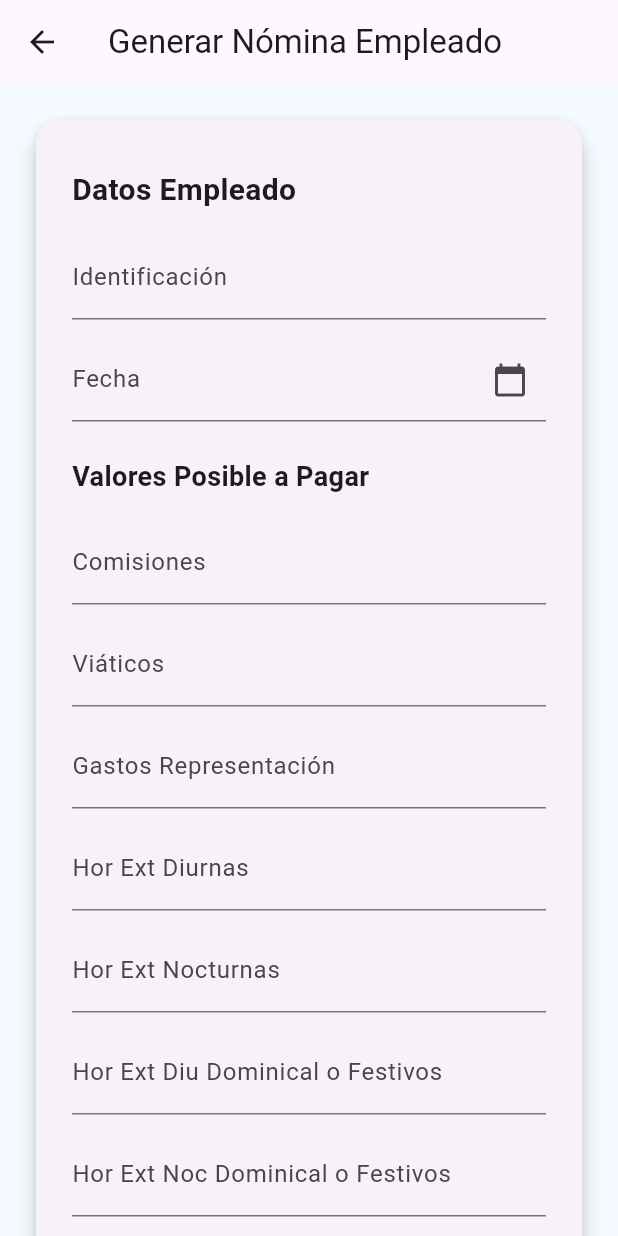
After one commit to EstefaniaM08/Proyecto-Nomina-Frontend, a Flutter app: the GeneracionNominaEmpleadoScreen screen opened by its route, on a phone screen of 412 x 824 dp. The commit adds this screen. Run offline on Flutter 3.47's test engine with Material 3 defaults, Android fonts, the phone set to English and light mode, and no system bars.

Commit message:
Construccion de pantalla generacion nomina

```diff
--- /dev/null
+++ b/lib/views/generacion_nomina_empleado.dart
@@ -0,0 +1,322 @@
+import 'package:flutter/material.dart';
+import 'package:provider/provider.dart';
+import '../viewmodels/generacion_nomina_viewmodel.dart';
+
+class GeneracionNominaEmpleadoScreen extends StatefulWidget {
+  const GeneracionNominaEmpleadoScreen({super.key});
+
+  @override
+  State<GeneracionNominaEmpleadoScreen> createState() =>
+      _GeneracionNominaEmpleadoScreenState();
+}
+
+class _GeneracionNominaEmpleadoScreenState
+    extends State<GeneracionNominaEmpleadoScreen> {
+  final TextEditingController identificacionController =
+      TextEditingController();
+  final TextEditingController fechaController = TextEditingController();
+  final TextEditingController comisionesController = TextEditingController();
+  final TextEditingController viaticosController = TextEditingController();
+  final TextEditingController representacionController =
+      TextEditingController();
+  final TextEditingController extDiurnasController = TextEditingController();
+  final TextEditingController extNocturnasController = TextEditingController();
+  final TextEditingController extDomDiurController = TextEditingController();
+  final TextEditingController extDomNocController = TextEditingController();
+
+  Map<String, dynamic>? resultadoNomina;
+  final _formKey = GlobalKey<FormState>();
+
+  @override
+  Widget build(BuildContext context) {
+    final vm = Provider.of<GeneracionNominaViewModel>(context);
+
+    return Scaffold(
+      appBar: AppBar(title: const Text("Generar Nómina Empleado")),
+      backgroundColor: const Color(0xEDF3FAFF),
+      body: SingleChildScrollView(
+        padding: const EdgeInsets.all(20),
+        child: Center(
+          child: Card(
+            shape: RoundedRectangleBorder(
+              borderRadius: BorderRadius.circular(16),
+            ),
+            elevation: 6,
+            child: Padding(
+              padding: const EdgeInsets.symmetric(horizontal: 24, vertical: 32),
+              child: Form(
+                key: _formKey,
+                child: Column(
+                  crossAxisAlignment: CrossAxisAlignment.start,
+                  children: [
+                    const Text(
+                      "Datos Empleado",
+                      style: TextStyle(
+                        fontSize: 20,
+                        fontWeight: FontWeight.bold,
+                      ),
+                    ),
+                    const SizedBox(height: 16),
+                    _buildTextField(
+                      identificacionController,
+                      'Identificación',
+                      TextInputType.number,
+                    ),
+                    TextFormField(
+                      controller: fechaController,
+                      readOnly: true,
+                      decoration: const InputDecoration(
+                        labelText: 'Fecha',
+                        suffixIcon: Icon(Icons.calendar_today),
+                      ),
+                      onTap: () async {
+                        final picked = await showDatePicker(
+                          context: context,
+                          initialDate: DateTime.now(),
+                          firstDate: DateTime(2000),
+                          lastDate: DateTime(2100),
+                        );
+                        if (picked != null) {
+                          fechaController.text =
+                              '${picked.year}-${picked.month.toString().padLeft(2, '0')}-${picked.day.toString().padLeft(2, '0')}';
+                        }
+                      },
+                      validator:
+                          (value) =>
+                              value!.isEmpty ? 'Campo obligatorio' : null,
+                    ),
+
+                    const SizedBox(height: 24),
+                    const Text(
+                      "Valores Posible a Pagar",
+                      style: TextStyle(
+                        fontSize: 18,
+                        fontWeight: FontWeight.bold,
+                      ),
+                    ),
+                    const SizedBox(height: 16),
+                    _buildTextField(
+                      comisionesController,
+                      'Comisiones',
+                      TextInputType.number,
+                    ),
+                    _buildTextField(
+                      viaticosController,
+                      'Viáticos',
+                      TextInputType.number,
+                    ),
+                    _buildTextField(
+                      representacionController,
+                      'Gastos Representación',
+                      TextInputType.number,
+                    ),
+                    _buildTextField(
+                      extDiurnasController,
+                      'Hor Ext Diurnas',
+                      TextInputType.number,
+                    ),
+                    _buildTextField(
+                      extNocturnasController,
+                      'Hor Ext Nocturnas',
+                      TextInputType.number,
+                    ),
+                    _buildTextField(
+                      extDomDiurController,
+                      'Hor Ext Diu Dominical o Festivos',
+                      TextInputType.number,
+                    ),
+                    _buildTextField(
+                      extDomNocController,
+                      'Hor Ext Noc Dominical o Festivos',
+                      TextInputType.number,
+                    ),
+
+                    const SizedBox(height: 30),
+                    Row(
+                      mainAxisAlignment: MainAxisAlignment.center,
+                      children: [
+                        ElevatedButton.icon(
+                          onPressed: () async {
+                            if (_formKey.currentState!.validate()) {
+                              final datos = {
+                                "identificacion":
+                                    identificacionController.text.trim(),
+                                "fechaPago": fechaController.text.trim(),
+                                "comisiones":
+                                    int.tryParse(comisionesController.text) ??
+                                    0,
+                                "viaticos":
+                                    int.tryParse(viaticosController.text) ?? 0,
+                                "gastosRepresentacion":
+                                    int.tryParse(
+                                      representacionController.text,
+                                    ) ??
+                                    0,
+                                "horExtraDiu":
+                                    int.tryParse(extDiurnasController.text) ??
+                                    0,
+                                "horExtraNoc":
+                                    int.tryParse(extNocturnasController.text) ??
+                                    0,
+                                "horExtraDiuDomFes":
+                                    int.tryParse(extDomDiurController.text) ??
+                                    0,
+                                "horExtraNocDomFes":
+                                    int.tryParse(extDomNocController.text) ?? 0,
+                              };
+                              final response = await vm.generarNomina(
+                                identificacion: identificacionController.text,
+                                fechaPago: fechaController.text,
+                                comisiones: comisionesController.text,
+                                viaticos: viaticosController.text,
+                                representacion: representacionController.text,
+                                extDiu: extDiurnasController.text,
+                                extNoc: extNocturnasController.text,
+                                extDomDiu: extDomDiurController.text,
+                                extDomNoc: extDomNocController.text,
+                              );
+                              setState(() => resultadoNomina = response);
+                            }
+                          },
+                          icon: const Icon(Icons.check),
+                          label: const Text('Generar'),
+                          style: ElevatedButton.styleFrom(
+                            backgroundColor: Colors.blue,
+                            foregroundColor: Colors.white,
+                            padding: const EdgeInsets.symmetric(
+                              horizontal: 24,
+                              vertical: 12,
+                            ),
+                          ),
+                        ),
+                        const SizedBox(width: 16),
+                        ElevatedButton.icon(
+                          onPressed: () => Navigator.pop(context),
+                          icon: const Icon(Icons.cancel),
+                          label: const Text('Cancelar'),
+                          style: ElevatedButton.styleFrom(
+                            backgroundColor: Colors.red,
+                            foregroundColor: Colors.white,
+                            padding: const EdgeInsets.symmetric(
+                              horizontal: 24,
+                              vertical: 12,
+                            ),
+                          ),
+                        ),
+                      ],
+                    ),
+                    const SizedBox(height: 24),
+                    if (resultadoNomina != null)
+                      _buildResultados(resultadoNomina!),
+                  ],
+                ),
+              ),
+            ),
+          ),
+        ),
+      ),
+    );
+  }
+
+  Widget _buildTextField(
+    TextEditingController controller,
+    String label,
+    TextInputType type,
+  ) {
+    return Padding(
+      padding: const EdgeInsets.only(bottom: 12.0),
+      child: TextFormField(
+        controller: controller,
+        keyboardType: type,
+        decoration: InputDecoration(labelText: label),
+        validator:
+            (value) =>
+                value == null || value.isEmpty ? 'Campo obligatorio' : null,
+      ),
+    );
+  }
+
+  Widget _buildResultados(Map<String, dynamic> data) {
+    return Column(
+      crossAxisAlignment: CrossAxisAlignment.stretch,
+      children: [
+        const SizedBox(height: 24),
+        _buildResultadoCard(
+          title: 'Devengados',
+          items: {
+            'Salario': data['salario'],
+            'Subsidio de Transporte': data['subsidioTransporte'],
+            'Prima': data['prima'],
+            'Cesantías': data['cesantias'],
+            'Vacaciones': data['vacaciones'],
+            'Valor Horas Extras': data['totValHorExtra'],
+          },
+        ),
+        _buildResultadoCard(
+          title: 'Descuentos',
+          items: {
+            'Salud': data['salud'],
+            'Pensión': data['pension'],
+            'Retención Fuente': data['retencionFuente'],
+            'Fondo Solidario': data['fondoSolid'],
+          },
+        ),
+        _buildResultadoCard(
+          title: 'Totales',
+          items: {
+            'Total Devengados': data['totDevengados'],
+            'Total Descuentos': data['totDescuetos'],
+            'Pago Final': data['pagoFinal'],
+          },
+        ),
+      ],
+    );
+  }
+
+  Widget _buildResultadoCard({
+    required String title,
+    required Map<String, dynamic> items,
+  }) {
+    return Card(
+      margin: const EdgeInsets.symmetric(vertical: 12),
+      shape: RoundedRectangleBorder(borderRadius: BorderRadius.circular(12)),
+      elevation: 4,
+      child: Padding(
+        padding: const EdgeInsets.symmetric(horizontal: 16, vertical: 16),
+        child: Column(
+          crossAxisAlignment: CrossAxisAlignment.start,
+          children: [
+            Text(
+              title,
+              style: const TextStyle(fontSize: 18, fontWeight: FontWeight.bold),
+            ),
+            const Divider(thickness: 1),
+            ...items.entries.map(
+              (entry) => Padding(
+                padding: const EdgeInsets.symmetric(vertical: 4),
+                child: Row(
+                  mainAxisAlignment: MainAxisAlignment.spaceBetween,
+                  children: [
+                    Expanded(
+                      child: Text(
+                        entry.key,
+                        style: const TextStyle(
+                          fontWeight: FontWeight.w500,
+                          fontSize: 15,
+                        ),
+                      ),
+                    ),
+                    Text(
+                      '${entry.value ?? ''}',
+                      style: const TextStyle(fontSize: 15),
+                    ),
+                  ],
+                ),
+              ),
+            ),
+          ],
+        ),
+      ),
+    );
+  }
+}
```
Also changed, not shown: lib/main.dart (+7 -2 lines), lib/services/api_service.dart (+18 -2 lines), lib/viewmodels/generacion_nomina_viewmodel.dart (added, +36 -0 lines), lib/views/menu_principal.dart (+17 -4 lines).
